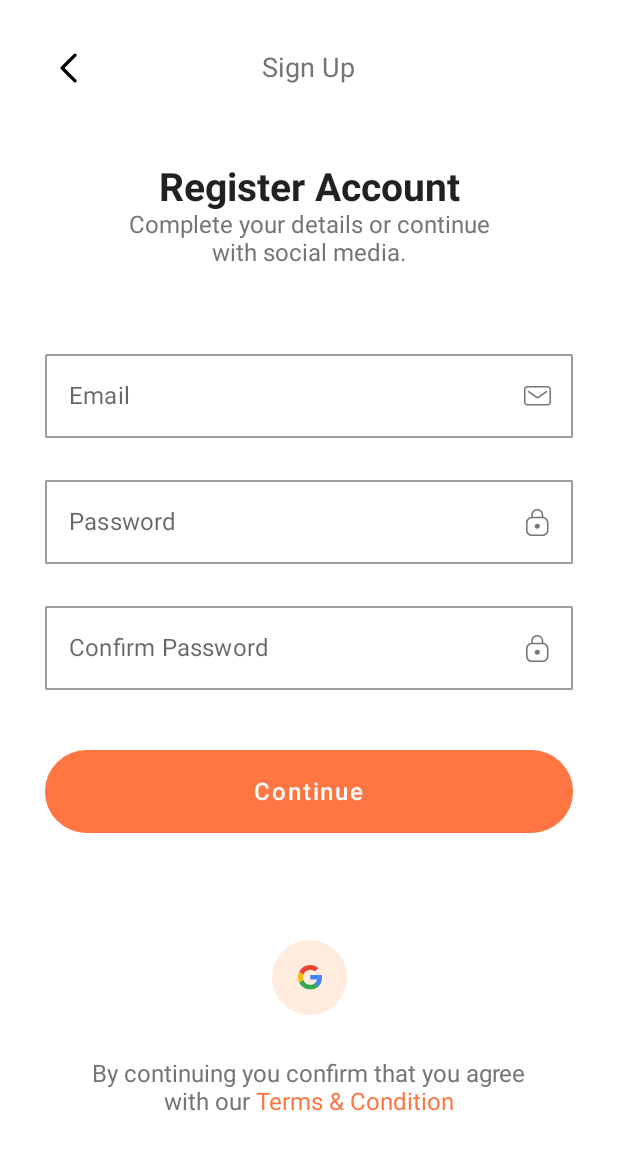
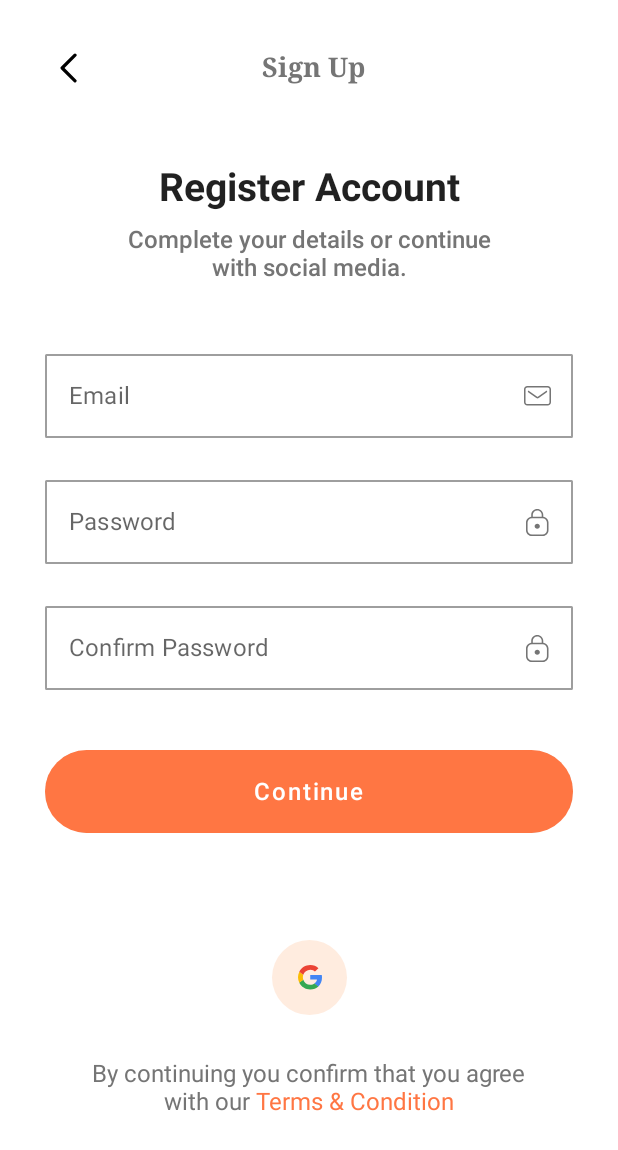
Before and after one commit to PatilSwastik/CityGo-Android, an Android app built with Jetpack Compose: the SignUpScreen screen opened through its navigation route, on a phone screen of 412 x 824 dp. Shown: the top 1150 px of the screen. Run offline under Robolectric (Android 15) with nearby library versions, the phone set to English and light mode, and no system bars; our stand-ins replace Dagger/Hilt's generated code, Firebase (no records; nobody signed in at launch, a user with empty details on screens opened directly).

Commit message:
UI Commit

```diff
--- a/app/build.gradle
+++ b/app/build.gradle
@@ -107,4 +107,7 @@ dependencies {
     implementation 'com.google.zxing:core:3.4.1'
     implementation 'com.journeyapps:zxing-android-embedded:4.2.0'
 
+    //Preview Rendering
+    debugImplementation "androidx.compose.ui:ui-tooling"
+
 }
--- a/app/src/main/java/com/project/spass/payment/PaymentActivity.kt
+++ b/app/src/main/java/com/project/spass/payment/PaymentActivity.kt
@@ -7,6 +7,7 @@ import androidx.activity.ComponentActivity
 import androidx.activity.compose.setContent
 import androidx.compose.runtime.Composable
 import androidx.compose.ui.platform.LocalContext
+import androidx.compose.ui.tooling.preview.Preview
 import com.project.spass.domain.model.PassModel
 import dev.shreyaspatil.easyupipayment.EasyUpiPayment
 import dev.shreyaspatil.easyupipayment.listener.PaymentStatusListener
--- a/app/src/main/java/com/project/spass/presentation/common/component/CustomTextField.kt
+++ b/app/src/main/java/com/project/spass/presentation/common/component/CustomTextField.kt
@@ -16,6 +16,7 @@ import androidx.compose.runtime.remember
 import androidx.compose.runtime.setValue
 import androidx.compose.ui.Modifier
 import androidx.compose.ui.res.painterResource
+import androidx.compose.ui.text.input.ImeAction
 import androidx.compose.ui.text.input.KeyboardType
 import androidx.compose.ui.text.input.TextFieldValue
 import androidx.compose.ui.text.input.VisualTransformation
@@ -55,6 +56,7 @@ fun CustomTextField(
             )
         },
         singleLine = true,
+        maxLines = 1,
         colors = TextFieldDefaults.outlinedTextFieldColors(
             trailingIconColor = if (text.text.isNotEmpty()) MaterialTheme.colors.PrimaryColor else MaterialTheme.colors.TextColor,
             cursorColor = MaterialTheme.colors.PrimaryColor,
@@ -63,7 +65,7 @@ fun CustomTextField(
             textColor = MaterialTheme.colors.TextColor
         ),
         visualTransformation = visualTransformation,
-        keyboardOptions = KeyboardOptions.Default.copy(keyboardType = keyboardType),
+        keyboardOptions = KeyboardOptions(imeAction = ImeAction.Next),
         isError = errorState.value,
         modifier = Modifier
             .fillMaxWidth()
--- a/app/src/main/java/com/project/spass/presentation/graphs/auth_graph/AuthNavGraph.kt
+++ b/app/src/main/java/com/project/spass/presentation/graphs/auth_graph/AuthNavGraph.kt
@@ -14,6 +14,7 @@ import com.project.spass.presentation.graphs.auth_graph.AuthScreen
 import com.project.spass.presentation.screens.forget_password_screen.component.ForgetPasswordScreen
 import com.project.spass.presentation.screens.on_boarding_screen.component.SplashScreen
 import com.project.spass.presentation.screens.otp_screen.component.OTPScreen
+import com.project.spass.presentation.screens.pass_screen.compnent.PassScreen
 import com.project.spass.presentation.screens.sign_in_screen.component.LoginScreen
 import com.project.spass.presentation.screens.sign_success_screen.component.SignInScreen
 import com.project.spass.presentation.screens.sign_up_screen.component.SignUpScreen
@@ -22,7 +23,7 @@ import com.project.spass.presentation.screens.sign_up_screen.component.SignUpScr
 fun NavGraphBuilder.authNavGraph(navController: NavHostController, context: Context) {
     navigation(
         route = Graph.AUTHENTICATION,
-        startDestination = AuthScreen.OnBoardingScreen.route
+        startDestination = AuthScreen.SignInSuccess.route
     ) {
         composable(AuthScreen.OnBoardingScreen.route) {
             if (Build.VERSION.SDK_INT >= Build.VERSION_CODES.R) {
@@ -65,6 +66,5 @@ fun NavGraphBuilder.authNavGraph(navController: NavHostController, context: Cont
         composable(AuthScreen.SignInSuccess.route) {
             SignInScreen(navController = navController)
         }
-
     }
 }
--- a/app/src/main/java/com/project/spass/presentation/graphs/auth_graph/AuthScreen.kt
+++ b/app/src/main/java/com/project/spass/presentation/graphs/auth_graph/AuthScreen.kt
@@ -7,4 +7,5 @@ sealed class AuthScreen(val route: String) {
     object SignInSuccess : AuthScreen("sign_success")
     object ForgetPasswordScreen : AuthScreen("forget_password_screen")
     object OTPScreen : AuthScreen("otp_screen")
+    object PassScreen : AuthScreen("pass_screen")
 }
--- a/app/src/main/java/com/project/spass/presentation/screens/on_boarding_screen/component/OnBoardingScreen.kt
+++ b/app/src/main/java/com/project/spass/presentation/screens/on_boarding_screen/component/OnBoardingScreen.kt
@@ -54,12 +54,12 @@ fun SplashScreen(navController: NavController) {
     val sharedPref = context.getSharedPreferences("spass", Context.MODE_PRIVATE)
 
     // Check firebase auth if user is logged in
-     val auth = FirebaseAuth.getInstance()
+ /*    val auth = FirebaseAuth.getInstance()
      val user = auth.currentUser
 
     if(user != null){
         navController.navigate(AuthScreen.SignInSuccess.route)
-    }
+    }*/
 
     val isFirstTime = sharedPref.getBoolean("isFirstTime", true)
 
--- a/app/src/main/java/com/project/spass/presentation/screens/sign_success_screen/component/SignInSuccess.kt
+++ b/app/src/main/java/com/project/spass/presentation/screens/sign_success_screen/component/SignInSuccess.kt
@@ -8,6 +8,7 @@ import androidx.compose.runtime.Composable
 import androidx.compose.ui.Alignment
 import androidx.compose.ui.Modifier
 import androidx.compose.ui.res.painterResource
+import androidx.compose.ui.text.font.FontFamily
 import androidx.compose.ui.text.font.FontWeight
 import androidx.compose.ui.unit.dp
 import androidx.compose.ui.unit.sp
@@ -29,12 +30,6 @@ fun SignInScreen(navController: NavController) {
             modifier = Modifier.fillMaxWidth(),
             contentAlignment = Alignment.Center
         ) {
-            Text(
-                text = "Login Success",
-                color = MaterialTheme.colors.TextColor,
-                fontWeight = FontWeight(700),
-                fontSize = 18.sp
-            )
         }
         Image(
             painter = painterResource(id = R.drawable.success),
@@ -43,7 +38,8 @@ fun SignInScreen(navController: NavController) {
         Text(
             text = "Login Successful",
             fontSize = 25.sp,
-            fontWeight = FontWeight.Bold
+            fontWeight = FontWeight.Bold,
+            fontFamily = FontFamily.Serif
         )
 
         Spacer(modifier = Modifier.height(50.dp))
--- a/app/src/main/java/com/project/spass/presentation/screens/sign_up_screen/component/SignUpScreen.kt
+++ b/app/src/main/java/com/project/spass/presentation/screens/sign_up_screen/component/SignUpScreen.kt
@@ -9,19 +9,24 @@ import androidx.compose.foundation.background
 import androidx.compose.foundation.clickable
 import androidx.compose.foundation.layout.*
 import androidx.compose.foundation.shape.CircleShape
+import androidx.compose.foundation.text.KeyboardOptions
 import androidx.compose.material.MaterialTheme
 import androidx.compose.material.Text
 import androidx.compose.runtime.*
 import androidx.compose.ui.Alignment
 import androidx.compose.ui.Modifier
 import androidx.compose.ui.platform.LocalContext
+import androidx.compose.ui.platform.LocalFocusManager
 import androidx.compose.ui.res.painterResource
+import androidx.compose.ui.text.font.FontFamily
 import androidx.compose.ui.text.font.FontWeight
+import androidx.compose.ui.text.input.ImeAction
 import androidx.compose.ui.text.input.KeyboardType
 import androidx.compose.ui.text.input.PasswordVisualTransformation
 import androidx.compose.ui.text.input.TextFieldValue
 import androidx.compose.ui.text.input.VisualTransformation
 import androidx.compose.ui.text.style.TextAlign
+import androidx.compose.ui.tooling.preview.Preview
 import androidx.compose.ui.unit.dp
 import androidx.compose.ui.unit.sp
 import androidx.navigation.NavController
@@ -63,6 +68,7 @@ fun SignUpScreen(navController: NavController) {
 
     val coroutineScope = rememberCoroutineScope()
     val context = LocalContext.current
+    val focusManager = LocalFocusManager.current
 
     AnimatedContent(targetState = animate.value, transitionSpec = {
         slideInHorizontally(
@@ -98,7 +104,9 @@ fun SignUpScreen(navController: NavController) {
                         Text(
                             text = "Sign Up",
                             color = MaterialTheme.colors.TextColor,
-                            fontSize = 18.sp
+                            fontSize = 18.sp,
+                            fontFamily = FontFamily.Serif,
+                            fontWeight = FontWeight.Bold
                         )
                     }
 
@@ -107,11 +115,13 @@ fun SignUpScreen(navController: NavController) {
                 Spacer(modifier = Modifier.height(50.dp))
                 Text(text = "Register Account", fontSize = 26.sp, fontWeight = FontWeight.Bold)
                 Text(
+                    modifier = Modifier.padding(top = 10.dp),
                     text = "Complete your details or continue\nwith social media.",
                     color = MaterialTheme.colors.TextColor,
-                    textAlign = TextAlign.Center
+                    textAlign = TextAlign.Center,
+                    fontWeight = FontWeight.SemiBold
                 )
-                Spacer(modifier = Modifier.height(50.dp))
+                Spacer(modifier = Modifier.height(40.dp))
                 CustomTextField(
                     placeholder = "example@gmail.com",
                     trailingIcon = R.drawable.mail,
--- a/settings.gradle
+++ b/settings.gradle
@@ -12,5 +12,5 @@ dependencyResolutionManagement {
         mavenCentral()
     }
 }
-rootProject.name = "Spass"
+rootProject.name = "SPASS"
 include ':app'
```
Also changed, not shown: app/src/main/java/com/project/spass/common/BackButtonHandler.kt (added, +59 -0 lines), app/src/main/java/com/project/spass/presentation/screens/admin_screen/component/AdminScreen.kt (+7 -0 lines), app/src/main/java/com/project/spass/presentation/screens/pass_screen/compnent/PassScreen.kt (+7 -0 lines).
